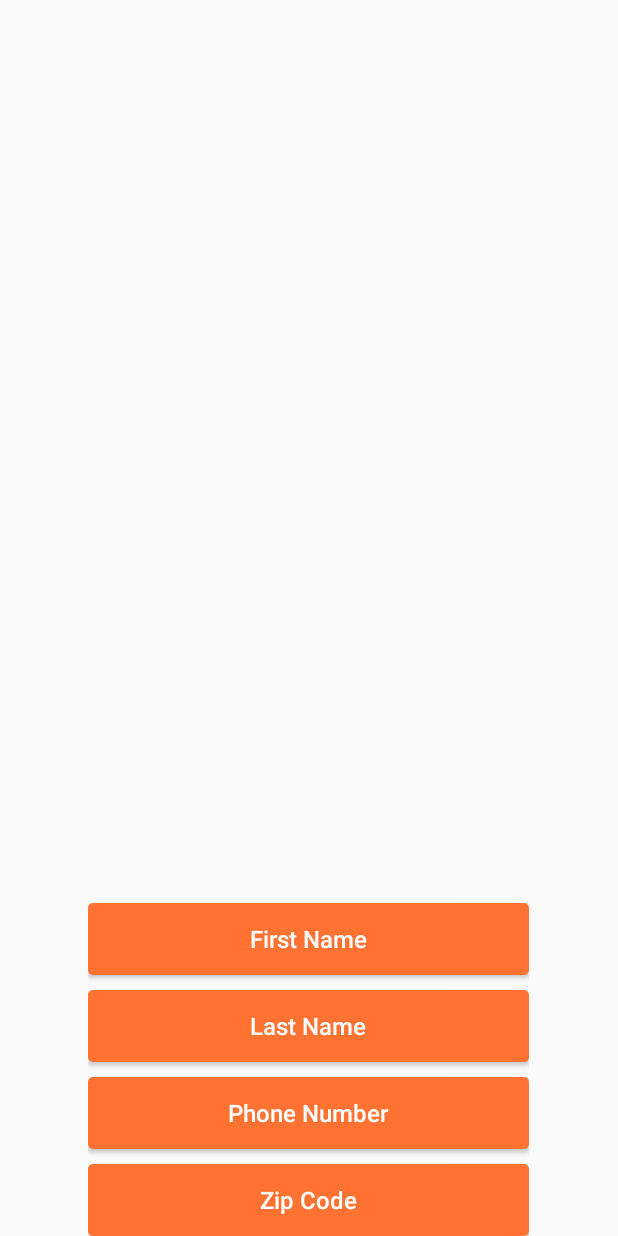
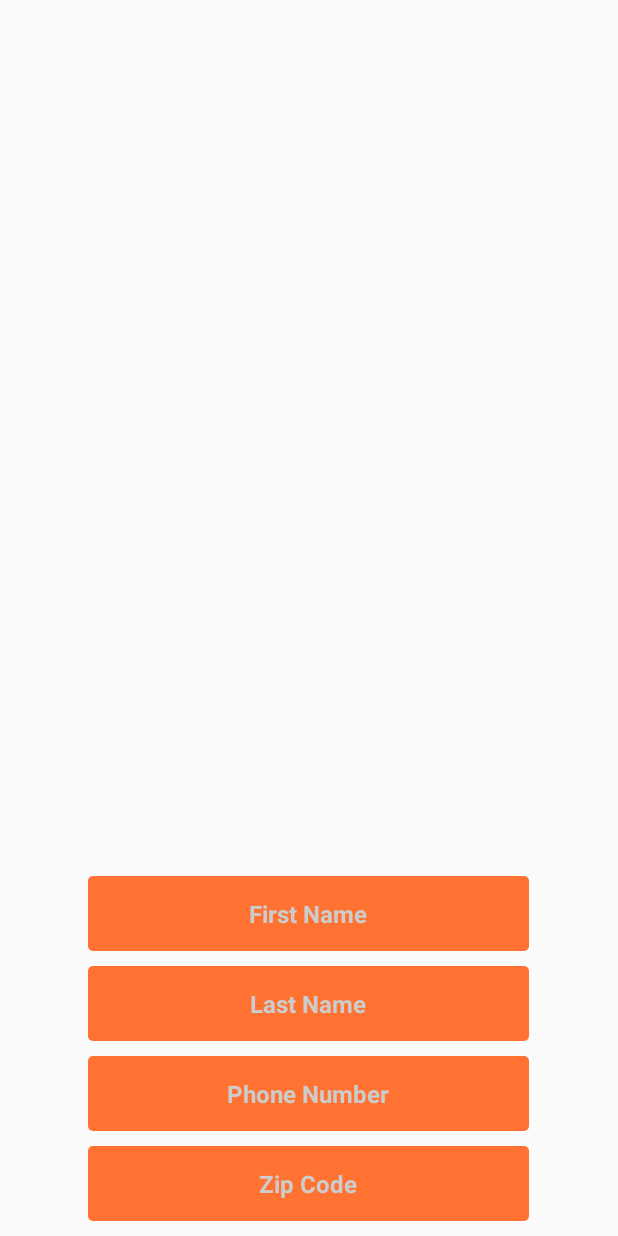
Before and after one commit to kidsdynamic/AndroidSwingApp, an Android app: the layout registration_info.xml on its own in the app's theme, with its tools: preview values and no code run, on a phone screen of 412 x 824 dp. Run offline under Robolectric (Android 15) with nearby library versions, the light colour scheme and no system bars.

Commit message:
Add EditText style and action in registration page 1, 2, 3

```diff
--- /dev/null
+++ b/app/src/main/res/drawable/main_edittext_background.xml
@@ -0,0 +1,14 @@
+<selector xmlns:android="http://schemas.android.com/apk/res/android">
+    <item android:state_focused="true">
+        <shape android:shape="rectangle">
+            <corners android:radius="3dip" />
+            <solid android:color="@color/color_orange_main" />
+        </shape>
+    </item>
+    <item>
+        <shape android:shape="rectangle">
+            <corners android:radius="3dip" />
+            <solid android:color="@color/color_orange_main" />
+        </shape>
+    </item>
+</selector>
--- a/app/src/main/res/layout/registration_info.xml
+++ b/app/src/main/res/layout/registration_info.xml
@@ -14,41 +14,56 @@
         android:layout_height="match_parent"
         android:layout_weight="5">
 
-        <Button
+        <EditText
             android:id="@+id/registration_info_first"
-            style="@style/button_main"
+            style="@style/edittext_main"
             android:layout_width="match_parent"
             android:layout_height="wrap_content"
             android:layout_above="@+id/registration_info_last"
             android:layout_marginBottom="10dp"
-            android:text="First Name" />
+            android:gravity="center"
+            android:hint="First Name"
+            android:imeOptions="actionNext"
+            android:inputType="text"
+            android:nextFocusForward="@+id/registration_info_last" />
 
-        <Button
+        <EditText
             android:id="@+id/registration_info_last"
-            style="@style/button_main"
+            style="@style/edittext_main"
             android:layout_width="match_parent"
             android:layout_height="wrap_content"
             android:layout_above="@+id/registration_info_phone"
             android:layout_marginBottom="10dp"
-            android:text="Last Name" />
+            android:gravity="center"
+            android:hint="Last Name"
+            android:imeOptions="actionNext"
+            android:inputType="text"
+            android:nextFocusForward="@+id/registration_info_phone" />
 
-        <Button
+        <EditText
             android:id="@+id/registration_info_phone"
-            style="@style/button_main"
+            style="@style/edittext_main"
             android:layout_width="match_parent"
             android:layout_height="wrap_content"
             android:layout_above="@+id/registration_info_zip"
             android:layout_marginBottom="10dp"
-            android:text="Phone Number" />
+            android:gravity="center"
+            android:hint="Phone Number"
+            android:imeOptions="actionNext"
+            android:inputType="phone"
+            android:nextFocusForward="@+id/registration_info_zip" />
 
-        <Button
+        <EditText
             android:id="@+id/registration_info_zip"
-            style="@style/button_main"
+            style="@style/edittext_main"
             android:layout_width="match_parent"
             android:layout_height="wrap_content"
             android:layout_alignParentBottom="true"
-            android:layout_marginBottom="0dp"
-            android:text="Zip Code" />
+            android:layout_marginBottom="10dp"
+            android:gravity="center"
+            android:hint="Zip Code"
+            android:imeOptions="actionDone"
+            android:inputType="phone" />
 
     </RelativeLayout>
 
--- a/app/src/main/res/values/styles.xml
+++ b/app/src/main/res/values/styles.xml
@@ -27,4 +27,14 @@
         <item name="android:background">@drawable/main_button_background</item>
         <item name="android:textAllCaps">false</item>
     </style>
+
+    <style name="edittext_main" parent="@android:style/Widget.EditText">
+        <item name="android:background">@drawable/main_edittext_background</item>
+        <item name="android:textColorHint">@color/color_gray_light</item>
+        <item name="android:textColor">@color/color_white</item>
+        <item name="android:textSize">16sp</item>
+        <item name="android:textStyle">bold</item>
+        <item name="android:minHeight">50dp</item>
+        <item name="android:singleLine">true</item>
+    </style>
 </resources>
```
Also changed, not shown: app/src/main/java/com/kidsdynamic/swing/androidswingapp/ViewPagerRegistration.java (+45 -38 lines), app/src/main/res/layout/registration_account.xml (+13 -6 lines).
